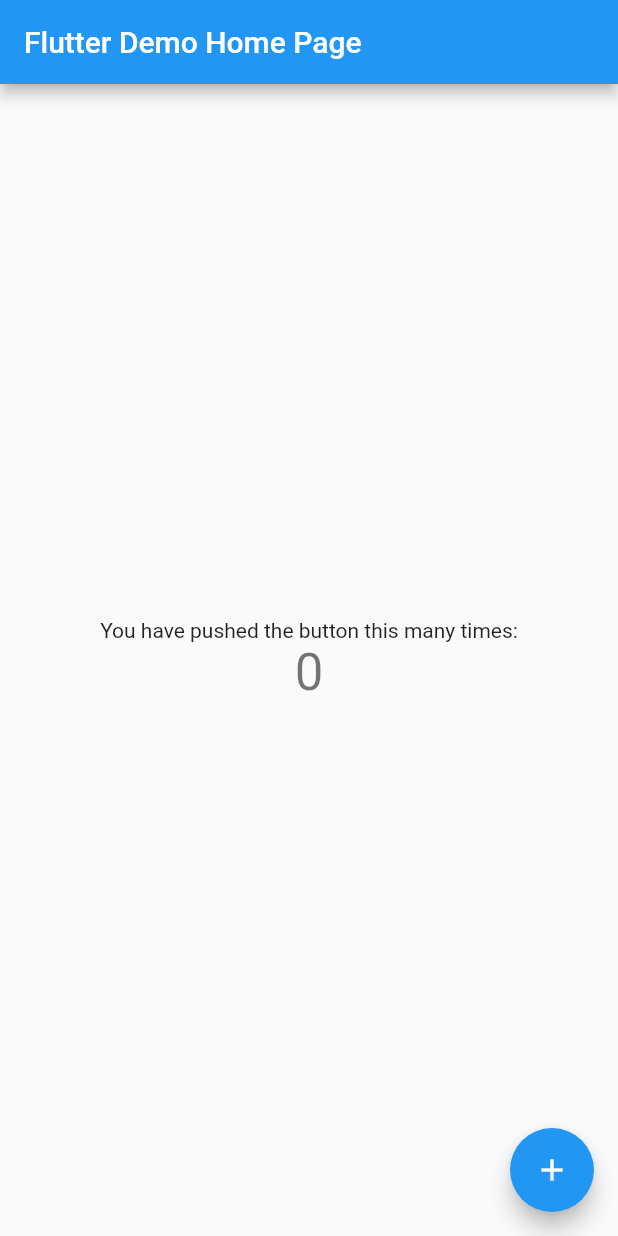
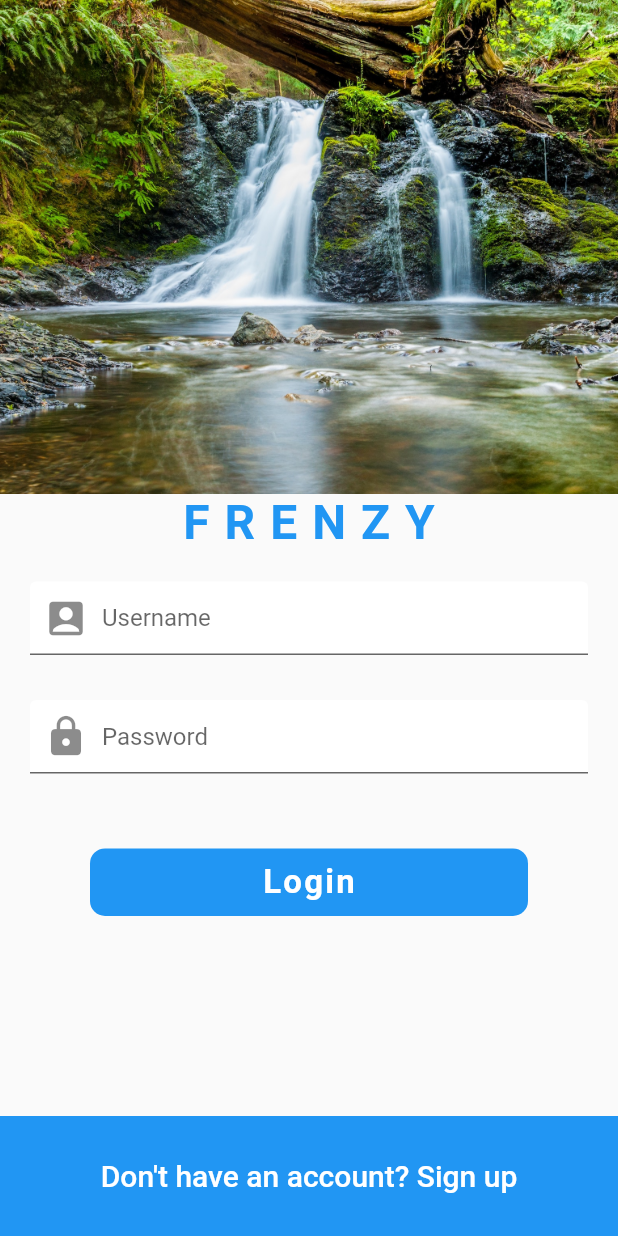
Before and after one commit to mdshadatrahman/social_ui_flutter, a Flutter app: the screen it shows after launch, on a phone screen of 412 x 824 dp. Run offline on Flutter 3.47's test engine with Material 2 defaults, Android fonts, the phone set to English and light mode, and no system bars.

Commit message:
login page(without clippath)

```diff
--- a/analysis_options.yaml
+++ b/analysis_options.yaml
@@ -7,7 +7,7 @@
 
 # The following line activates a set of recommended lints for Flutter apps,
 # packages, and plugins designed to encourage good coding practices.
-include: package:flutter_lints/flutter.yaml
+#include: package:flutter_lints/flutter.yaml
 
 linter:
   # The lint rules applied to this project can be customized in the
--- a/lib/main.dart
+++ b/lib/main.dart
@@ -1,4 +1,5 @@
 import 'package:flutter/material.dart';
+import 'package:social_ui/screens/login_screen.dart';
 
 void main() {
   runApp(const MyApp());
@@ -11,105 +12,13 @@ class MyApp extends StatelessWidget {
   @override
   Widget build(BuildContext context) {
     return MaterialApp(
-      title: 'Flutter Demo',
+      debugShowCheckedModeBanner: false,
+      title: 'Social UI',
       theme: ThemeData(
-        // This is the theme of your application.
-        //
-        // Try running your application with "flutter run". You'll see the
-        // application has a blue toolbar. Then, without quitting the app, try
-        // changing the primarySwatch below to Colors.green and then invoke
-        // "hot reload" (press "r" in the console where you ran "flutter run",
-        // or simply save your changes to "hot reload" in a Flutter IDE).
-        // Notice that the counter didn't reset back to zero; the application
-        // is not restarted.
         primarySwatch: Colors.blue,
+        primaryColor: Colors.blue,
       ),
-      home: const MyHomePage(title: 'Flutter Demo Home Page'),
+      home: const LoginScreen(),
     );
   }
 }
-
-class MyHomePage extends StatefulWidget {
-  const MyHomePage({Key? key, required this.title}) : super(key: key);
-
-  // This widget is the home page of your application. It is stateful, meaning
-  // that it has a State object (defined below) that contains fields that affect
-  // how it looks.
-
-  // This class is the configuration for the state. It holds the values (in this
-  // case the title) provided by the parent (in this case the App widget) and
-  // used by the build method of the State. Fields in a Widget subclass are
-  // always marked "final".
-
-  final String title;
-
-  @override
-  State<MyHomePage> createState() => _MyHomePageState();
-}
-
-class _MyHomePageState extends State<MyHomePage> {
-  int _counter = 0;
-
-  void _incrementCounter() {
-    setState(() {
-      // This call to setState tells the Flutter framework that something has
-      // changed in this State, which causes it to rerun the build method below
-      // so that the display can reflect the updated values. If we changed
-      // _counter without calling setState(), then the build method would not be
-      // called again, and so nothing would appear to happen.
-      _counter++;
-    });
-  }
-
-  @override
-  Widget build(BuildContext context) {
-    // This method is rerun every time setState is called, for instance as done
-    // by the _incrementCounter method above.
-    //
-    // The Flutter framework has been optimized to make rerunning build methods
-    // fast, so that you can just rebuild anything that needs updating rather
-    // than having to individually change instances of widgets.
-    return Scaffold(
-      appBar: AppBar(
-        // Here we take the value from the MyHomePage object that was created by
-        // the App.build method, and use it to set our appbar title.
-        title: Text(widget.title),
-      ),
-      body: Center(
-        // Center is a layout widget. It takes a single child and positions it
-        // in the middle of the parent.
-        child: Column(
-          // Column is also a layout widget. It takes a list of children and
-          // arranges them vertically. By default, it sizes itself to fit its
-          // children horizontally, and tries to be as tall as its parent.
-          //
-          // Invoke "debug painting" (press "p" in the console, choose the
-          // "Toggle Debug Paint" action from the Flutter Inspector in Android
-          // Studio, or the "Toggle Debug Paint" command in Visual Studio Code)
-          // to see the wireframe for each widget.
-          //
-          // Column has various properties to control how it sizes itself and
-          // how it positions its children. Here we use mainAxisAlignment to
-          // center the children vertically; the main axis here is the vertical
-          // axis because Columns are vertical (the cross axis would be
-          // horizontal).
-          mainAxisAlignment: MainAxisAlignment.center,
-          children: <Widget>[
-            const Text(
-              'You have pushed the button this many times:',
-            ),
-            Text(
-              '$_counter',
-              style: Theme.of(context).textTheme.headline4,
-            ),
-          ],
-        ),
-      ),
-      floatingActionButton: FloatingActionButton(
-        onPressed: _incrementCounter,
-        tooltip: 'Increment',
-        child: const Icon(Icons.add),
-      ), // This trailing comma makes auto-formatting nicer for build methods.
-    );
-  }
-}
--- /dev/null
+++ b/lib/screens/login_screen.dart
@@ -0,0 +1,122 @@
+import 'package:flutter/material.dart';
+
+class LoginScreen extends StatefulWidget {
+  const LoginScreen({Key? key}) : super(key: key);
+
+  @override
+  State<LoginScreen> createState() => _LoginScreenState();
+}
+
+class _LoginScreenState extends State<LoginScreen> {
+  @override
+  Widget build(BuildContext context) {
+    double height = MediaQuery.of(context).size.height;
+    double width = MediaQuery.of(context).size.width;
+    return Scaffold(
+      body: SingleChildScrollView(
+        child: Container(
+          height: height,
+          child: Column(
+            children: [
+              Image(
+                height: height * .4,
+                width: double.infinity,
+                image: AssetImage('assets/images/login_background.jpg'),
+                fit: BoxFit.cover,
+              ),
+              Text(
+                'frenzy'.toUpperCase(),
+                style: TextStyle(
+                  color: Theme.of(context).primaryColor,
+                  fontSize: 32,
+                  fontWeight: FontWeight.bold,
+                  letterSpacing: 10,
+                ),
+              ),
+              SizedBox(height: 10),
+              Padding(
+                padding: EdgeInsets.symmetric(horizontal: 20, vertical: 10),
+                child: TextField(
+                  decoration: InputDecoration(
+                    contentPadding: EdgeInsets.symmetric(vertical: 15),
+                    fillColor: Colors.white,
+                    filled: true,
+                    hintText: 'Username',
+                    prefixIcon: Icon(
+                      Icons.account_box,
+                      size: 30,
+                    ),
+                  ),
+                ),
+              ),
+
+              SizedBox(height: 10),
+              Padding(
+                padding: EdgeInsets.symmetric(horizontal: 20, vertical: 10),
+                child: TextField(
+                  decoration: InputDecoration(
+                    contentPadding: EdgeInsets.symmetric(vertical: 15),
+                    fillColor: Colors.white,
+                    filled: true,
+                    hintText: 'Password',
+                    prefixIcon: Icon(
+                      Icons.lock,
+                      size: 30,
+                    ),
+                  ),
+                  obscureText: true,
+                ),
+              ),
+
+              SizedBox(height: 40),
+              GestureDetector(
+                onTap: (){},
+                child: Container(
+                  margin: EdgeInsets.symmetric(horizontal: 60),
+                  alignment: Alignment.center,
+                  height: 45,
+                  decoration: BoxDecoration(
+                    color: Theme.of(context).primaryColor,
+                    borderRadius: BorderRadius.circular(10),
+                  ),
+                  child: Text('Login',
+                    style: TextStyle(
+                      color: Colors.white,
+                      fontSize: 22,
+                      fontWeight: FontWeight.w600,
+                      letterSpacing: 1.5,
+                    ),
+                  ),
+                ),
+              ),
+
+              Expanded(
+                child: Align(
+                  alignment: FractionalOffset.bottomCenter,
+                  child: GestureDetector(
+                    onTap: (){},
+                    child: Container(
+                      height: 80,
+                      alignment: Alignment.center,
+                      color: Theme.of(context).primaryColor,
+                      child: Text(
+                        'Don\'t have an account? Sign up',
+                        style: TextStyle(
+                          color: Colors.white,
+                          fontSize: 20,
+                          fontWeight: FontWeight.w500,
+                        ),
+                      ),
+                    ),
+                  ),
+                ),
+              ),
+
+
+            ],
+          ),
+        ),
+      ),
+    );
+  }
+}
```
Also changed, not shown: pubspec.yaml (+4 -40 lines).
